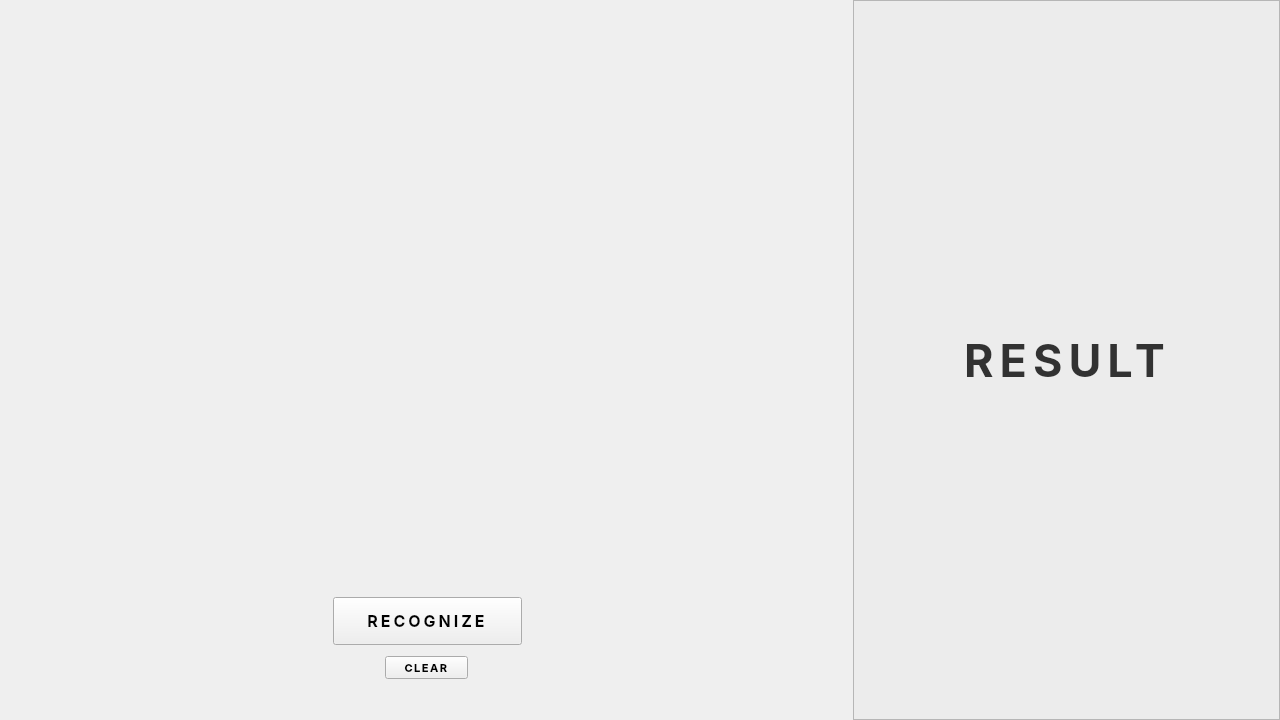
This is MainWindow.ui in MekaelWasti/Handwritten-Digit-Recognizer as Qt 5 draws it before an edit. The edited form follows.
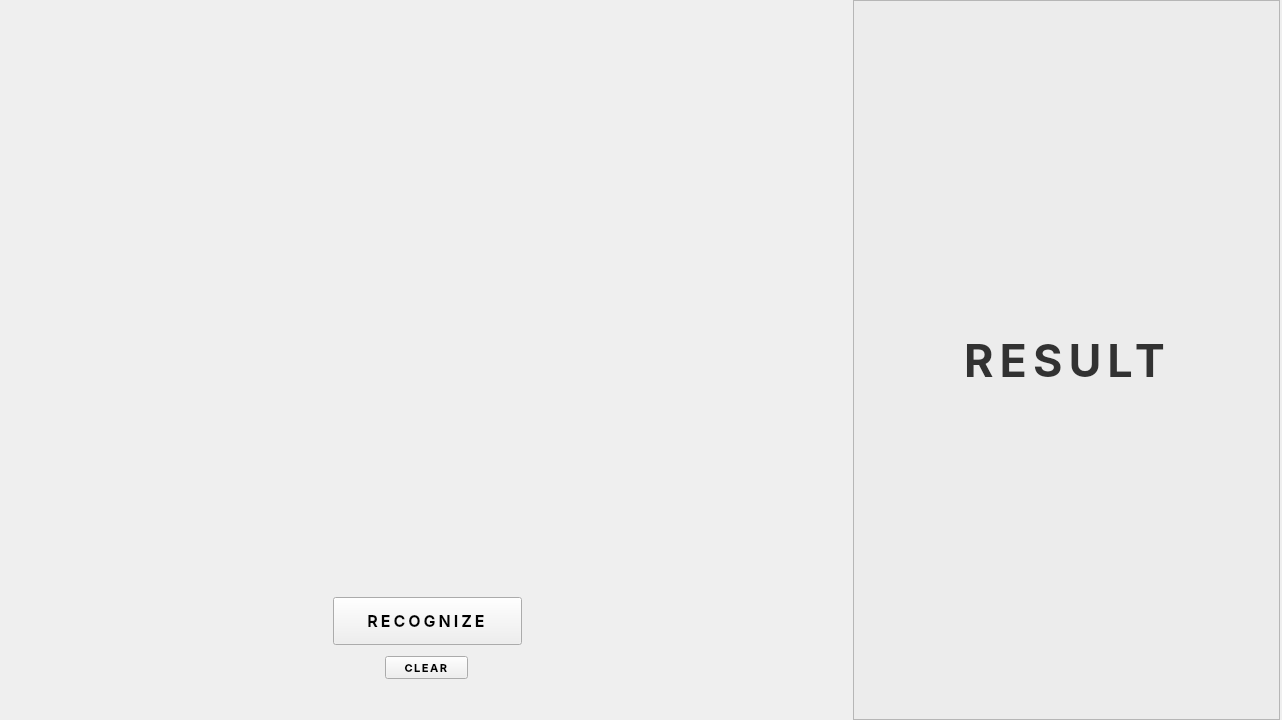
This is the edited form. Icons and pictures are not drawn.

Patch:
```diff
--- a/MainWindow.ui
+++ b/MainWindow.ui
@@ -6,7 +6,7 @@
    <rect>
     <x>0</x>
     <y>0</y>
-    <width>1280</width>
+    <width>1282</width>
     <height>720</height>
    </rect>
   </property>
```
Left out of the diff: 102 changed lines with no effect on the pictures.
